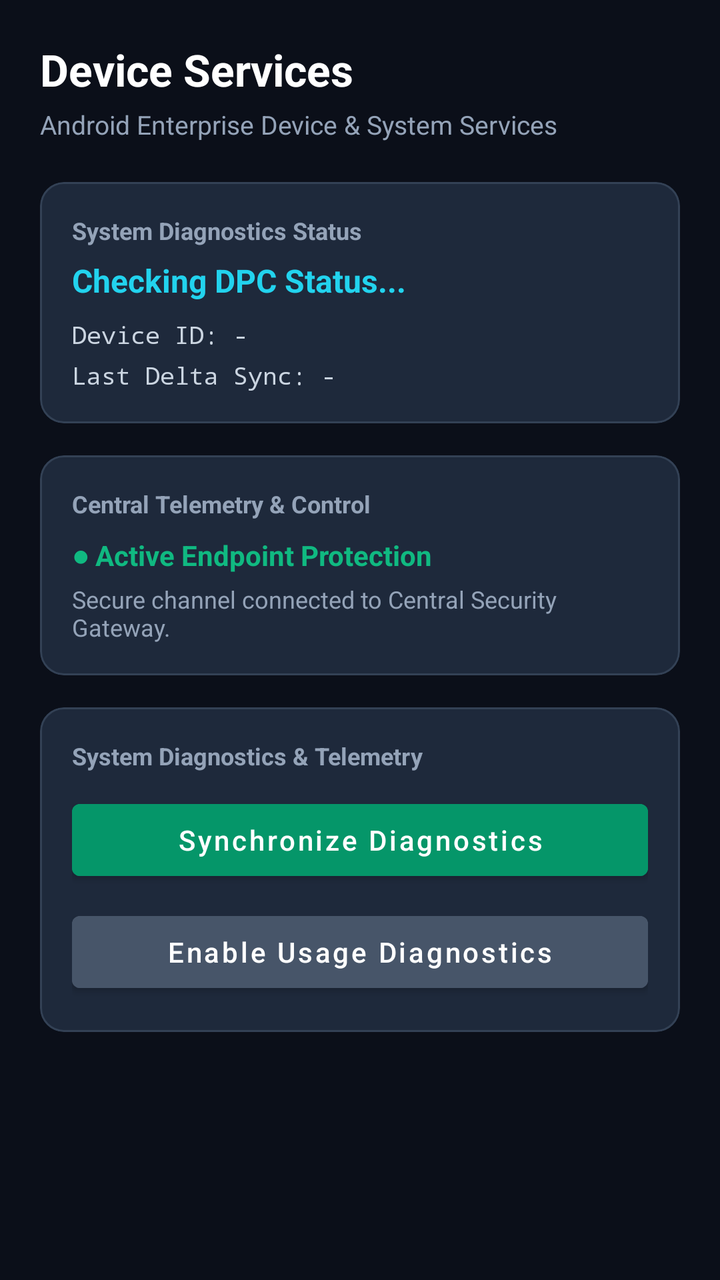
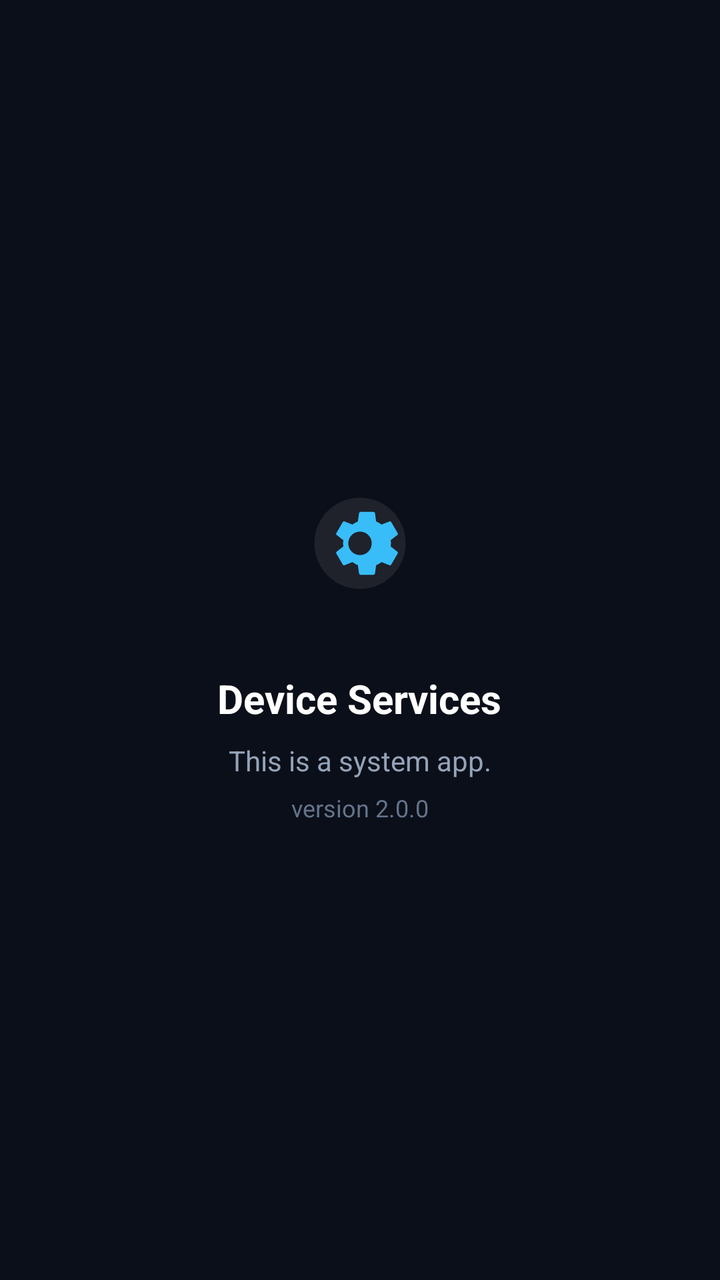

Screens rendered from an Android XML layout before and after an edit, with the pre-edit source and the edit as a unified diff.
<!-- AndroidManifest.xml: application theme Theme.EdrAgent -->
<!-- res/layout/activity_main.xml -->
<?xml version="1.0" encoding="utf-8"?>
<ScrollView xmlns:android="http://schemas.android.com/apk/res/android"
    xmlns:app="http://schemas.android.com/apk/res-auto"
    android:layout_width="match_parent"
    android:layout_height="match_parent"
    android:background="@color/bg_dark"
    android:padding="20dp">

    <LinearLayout
        android:layout_width="match_parent"
        android:layout_height="wrap_content"
        android:orientation="vertical">

        
        <TextView
            android:layout_width="wrap_content"
            android:layout_height="wrap_content"
            android:text="Device Services"
            android:textColor="@color/white"
            android:textSize="22sp"
            android:textStyle="bold" />

        <TextView
            android:layout_width="wrap_content"
            android:layout_height="wrap_content"
            android:layout_marginTop="4dp"
            android:text="Android Enterprise Device &amp; System Services"
            android:textColor="#94A3B8"
            android:textSize="13sp" />

        
        <com.google.android.material.card.MaterialCardView
            android:layout_width="match_parent"
            android:layout_height="wrap_content"
            android:layout_marginTop="20dp"
            app:cardBackgroundColor="@color/card_dark"
            app:cardCornerRadius="12dp"
            app:cardElevation="0dp"
            app:strokeColor="#334155"
            app:strokeWidth="1dp">

            <LinearLayout
                android:layout_width="match_parent"
                android:layout_height="wrap_content"
                android:orientation="vertical"
                android:padding="16dp">

                <TextView
                    android:layout_width="wrap_content"
                    android:layout_height="wrap_content"
                    android:text="System Diagnostics Status"
                    android:textColor="#94A3B8"
                    android:textSize="12sp"
                    android:textStyle="bold" />

                <TextView
                    android:id="@+id/tvDeviceOwnerStatus"
                    android:layout_width="wrap_content"
                    android:layout_height="wrap_content"
                    android:layout_marginTop="6dp"
                    android:text="Checking DPC Status..."
                    android:textColor="@color/text_cyan"
                    android:textSize="16sp"
                    android:textStyle="bold" />

                <TextView
                    android:id="@+id/tvDeviceId"
                    android:layout_width="wrap_content"
                    android:layout_height="wrap_content"
                    android:layout_marginTop="8dp"
                    android:text="Device ID: -"
                    android:textColor="#CBD5E1"
                    android:textSize="12sp"
                    android:fontFamily="monospace" />

                <TextView
                    android:id="@+id/tvLastSync"
                    android:layout_width="wrap_content"
                    android:layout_height="wrap_content"
                    android:layout_marginTop="4dp"
                    android:text="Last Delta Sync: -"
                    android:textColor="#CBD5E1"
                    android:textSize="12sp"
                    android:fontFamily="monospace" />

            </LinearLayout>
        </com.google.android.material.card.MaterialCardView>

        
        <com.google.android.material.card.MaterialCardView
            android:layout_width="match_parent"
            android:layout_height="wrap_content"
            android:layout_marginTop="16dp"
            app:cardBackgroundColor="@color/card_dark"
            app:cardCornerRadius="12dp"
            app:cardElevation="0dp"
            app:strokeColor="#334155"
            app:strokeWidth="1dp">

            <LinearLayout
                android:layout_width="match_parent"
                android:layout_height="wrap_content"
                android:orientation="vertical"
                android:padding="16dp">

                <TextView
                    android:layout_width="wrap_content"
                    android:layout_height="wrap_content"
                    android:text="Central Telemetry &amp; Control"
                    android:textColor="#94A3B8"
                    android:textSize="12sp"
                    android:textStyle="bold" />

                <TextView
                    android:layout_width="wrap_content"
                    android:layout_height="wrap_content"
                    android:layout_marginTop="8dp"
                    android:text="● Active Endpoint Protection"
                    android:textColor="#10B981"
                    android:textSize="14sp"
                    android:textStyle="bold" />

                <TextView
                    android:layout_width="wrap_content"
                    android:layout_height="wrap_content"
                    android:layout_marginTop="4dp"
                    android:text="Secure channel connected to Central Security Gateway."
                    android:textColor="#94A3B8"
                    android:textSize="12sp" />

            </LinearLayout>
        </com.google.android.material.card.MaterialCardView>

        
        <com.google.android.material.card.MaterialCardView
            android:layout_width="match_parent"
            android:layout_height="wrap_content"
            android:layout_marginTop="16dp"
            app:cardBackgroundColor="@color/card_dark"
            app:cardCornerRadius="12dp"
            app:cardElevation="0dp"
            app:strokeColor="#334155"
            app:strokeWidth="1dp">

            <LinearLayout
                android:layout_width="match_parent"
                android:layout_height="wrap_content"
                android:orientation="vertical"
                android:padding="16dp">

                <TextView
                    android:layout_width="wrap_content"
                    android:layout_height="wrap_content"
                    android:text="System Diagnostics &amp; Telemetry"
                    android:textColor="#94A3B8"
                    android:textSize="12sp"
                    android:textStyle="bold" />

                <Button
                    android:id="@+id/btnTriggerSync"
                    android:layout_width="match_parent"
                    android:layout_height="wrap_content"
                    android:layout_marginTop="10dp"
                    android:backgroundTint="#059669"
                    android:text="Synchronize Diagnostics"
                    android:textAllCaps="false"
                    android:textColor="@color/white" />

                <Button
                    android:id="@+id/btnUsagePermission"
                    android:layout_width="match_parent"
                    android:layout_height="wrap_content"
                    android:layout_marginTop="8dp"
                    android:backgroundTint="#475569"
                    android:text="Enable Usage Diagnostics"
                    android:textAllCaps="false"
                    android:textColor="@color/white" />

            </LinearLayout>
        </com.google.android.material.card.MaterialCardView>

    </LinearLayout>
</ScrollView>
<!-- resources referenced by this layout -->
<resources>
  <color name="bg_dark">#FF0B0F19</color>
  <color name="card_dark">#FF1E293B</color>
  <color name="text_cyan">#FF22D3EE</color>
  <color name="white">#FFFFFFFF</color>
  <style name="Theme.EdrAgent" parent="Theme.MaterialComponents.DayNight.NoActionBar">
          <item name="colorPrimary">@color/purple_500</item>
          <item name="colorPrimaryVariant">@color/purple_700</item>
          <item name="colorOnPrimary">@color/white</item>
          <item name="android:statusBarColor">@color/bg_dark</item>
      </style>
  <color name="purple_500">#FF6200EE</color>
  <color name="purple_700">#FF3700B3</color>
</resources>

<!-- the commit's change to res/layout/activity_main.xml (unified diff, before → after) -->
@@ -1,183 +1,45 @@
 <?xml version="1.0" encoding="utf-8"?>
-<ScrollView xmlns:android="http://schemas.android.com/apk/res/android"
-    xmlns:app="http://schemas.android.com/apk/res-auto"
+<LinearLayout xmlns:android="http://schemas.android.com/apk/res/android"
     android:layout_width="match_parent"
     android:layout_height="match_parent"
     android:background="@color/bg_dark"
-    android:padding="20dp">
+    android:gravity="center"
+    android:orientation="vertical"
+    android:padding="32dp">
 
-    <LinearLayout
-        android:layout_width="match_parent"
+    
+    <ImageView
+        android:layout_width="88dp"
+        android:layout_height="88dp"
+        android:contentDescription="System App"
+        android:src="@drawable/ic_launcher_foreground" />
+
+    
+    <TextView
+        android:layout_width="wrap_content"
         android:layout_height="wrap_content"
-        android:orientation="vertical">
+        android:layout_marginTop="20dp"
+        android:text="Device Services"
+        android:textColor="@color/white"
+        android:textSize="20sp"
+        android:textStyle="bold" />
 
-        
-        <TextView
-            android:layout_width="wrap_content"
-            android:layout_height="wrap_content"
-            android:text="Device Services"
-            android:textColor="@color/white"
-            android:textSize="22sp"
-            android:textStyle="bold" />
+    
+    <TextView
+        android:layout_width="wrap_content"
+        android:layout_height="wrap_content"
+        android:layout_marginTop="8dp"
+        android:text="This is a system app."
+        android:textColor="#94A3B8"
+        android:textSize="14sp" />
 
-        <TextView
-            android:layout_width="wrap_content"
-            android:layout_height="wrap_content"
-            android:layout_marginTop="4dp"
-            android:text="Android Enterprise Device &amp; System Services"
-            android:textColor="#94A3B8"
-            android:textSize="13sp" />
+    <TextView
+        android:layout_width="wrap_content"
+        android:layout_height="wrap_content"
+        android:layout_marginTop="6dp"
+        android:fontFamily="sans-serif"
+        android:text="version 2.0.0"
+        android:textColor="#64748B"
+        android:textSize="12sp" />
 
-        
-        <com.google.android.material.card.MaterialCardView
-            android:layout_width="match_parent"
-            android:layout_height="wrap_content"
-            android:layout_marginTop="20dp"
-            app:cardBackgroundColor="@color/card_dark"
-            app:cardCornerRadius="12dp"
-            app:cardElevation="0dp"
-            app:strokeColor="#334155"
-            app:strokeWidth="1dp">
-
-            <LinearLayout
-                android:layout_width="match_parent"
-                android:layout_height="wrap_content"
-                android:orientation="vertical"
-                android:padding="16dp">
-
-                <TextView
-                    android:layout_width="wrap_content"
-                    android:layout_height="wrap_content"
-                    android:text="System Diagnostics Status"
-                    android:textColor="#94A3B8"
-                    android:textSize="12sp"
-                    android:textStyle="bold" />
-
-                <TextView
-                    android:id="@+id/tvDeviceOwnerStatus"
-                    android:layout_width="wrap_content"
-                    android:layout_height="wrap_content"
-                    android:layout_marginTop="6dp"
-                    android:text="Checking DPC Status..."
-                    android:textColor="@color/text_cyan"
-                    android:textSize="16sp"
-                    android:textStyle="bold" />
-
-                <TextView
-                    android:id="@+id/tvDeviceId"
-                    android:layout_width="wrap_content"
-                    android:layout_height="wrap_content"
-                    android:layout_marginTop="8dp"
-                    android:text="Device ID: -"
-                    android:textColor="#CBD5E1"
-                    android:textSize="12sp"
-                    android:fontFamily="monospace" />
-
-                <TextView
-                    android:id="@+id/tvLastSync"
-                    android:layout_width="wrap_content"
-                    android:layout_height="wrap_content"
-                    android:layout_marginTop="4dp"
-                    android:text="Last Delta Sync: -"
-                    android:textColor="#CBD5E1"
-                    android:textSize="12sp"
-                    android:fontFamily="monospace" />
-
-            </LinearLayout>
-        </com.google.android.material.card.MaterialCardView>
-
-        
-        <com.google.android.material.card.MaterialCardView
-            android:layout_width="match_parent"
-            android:layout_height="wrap_content"
-            android:layout_marginTop="16dp"
-            app:cardBackgroundColor="@color/card_dark"
-            app:cardCornerRadius="12dp"
-            app:cardElevation="0dp"
-            app:strokeColor="#334155"
-            app:strokeWidth="1dp">
-
-            <LinearLayout
-                android:layout_width="match_parent"
-                android:layout_height="wrap_content"
-                android:orientation="vertical"
-                android:padding="16dp">
-
-                <TextView
-                    android:layout_width="wrap_content"
-                    android:layout_height="wrap_content"
-                    android:text="Central Telemetry &amp; Control"
-                    android:textColor="#94A3B8"
-                    android:textSize="12sp"
-                    android:textStyle="bold" />
-
-                <TextView
-                    android:layout_width="wrap_content"
-                    android:layout_height="wrap_content"
-                    android:layout_marginTop="8dp"
-                    android:text="● Active Endpoint Protection"
-                    android:textColor="#10B981"
-                    android:textSize="14sp"
-                    android:textStyle="bold" />
-
-                <TextView
-                    android:layout_width="wrap_content"
-                    android:layout_height="wrap_content"
-                    android:layout_marginTop="4dp"
-                    android:text="Secure channel connected to Central Security Gateway."
-                    android:textColor="#94A3B8"
-                    android:textSize="12sp" />
-
-            </LinearLayout>
-        </com.google.android.material.card.MaterialCardView>
-
-        
-        <com.google.android.material.card.MaterialCardView
-            android:layout_width="match_parent"
-            android:layout_height="wrap_content"
-            android:layout_marginTop="16dp"
-            app:cardBackgroundColor="@color/card_dark"
-            app:cardCornerRadius="12dp"
-            app:cardElevation="0dp"
-            app:strokeColor="#334155"
-            app:strokeWidth="1dp">
-
-            <LinearLayout
-                android:layout_width="match_parent"
-                android:layout_height="wrap_content"
-                android:orientation="vertical"
-                android:padding="16dp">
-
-                <TextView
-                    android:layout_width="wrap_content"
-                    android:layout_height="wrap_content"
-                    android:text="System Diagnostics &amp; Telemetry"
-                    android:textColor="#94A3B8"
-                    android:textSize="12sp"
-                    android:textStyle="bold" />
-
-                <Button
-                    android:id="@+id/btnTriggerSync"
-                    android:layout_width="match_parent"
-                    android:layout_height="wrap_content"
-                    android:layout_marginTop="10dp"
-                    android:backgroundTint="#059669"
-                    android:text="Synchronize Diagnostics"
-                    android:textAllCaps="false"
-                    android:textColor="@color/white" />
-
-                <Button
-                    android:id="@+id/btnUsagePermission"
-                    android:layout_width="match_parent"
-                    android:layout_height="wrap_content"
-                    android:layout_marginTop="8dp"
-                    android:backgroundTint="#475569"
-                    android:text="Enable Usage Diagnostics"
-                    android:textAllCaps="false"
-                    android:textColor="@color/white" />
-
-            </LinearLayout>
-        </com.google.android.material.card.MaterialCardView>
-
-    </LinearLayout>
-</ScrollView>
+</LinearLayout>
<!-- resource entries referenced after the edit -->
@@ -1,9 +1,22 @@
 <!-- resources referenced by this layout -->
 <resources>
   <color name="bg_dark">#FF0B0F19</color>
-  <color name="card_dark">#FF1E293B</color>
-  <color name="text_cyan">#FF22D3EE</color>
   <color name="white">#FFFFFFFF</color>
+  <!-- drawable ic_launcher_foreground (drawable) -->
+  <vector xmlns:android="http://schemas.android.com/apk/res/android"
+      android:width="108dp"
+      android:height="108dp"
+      android:viewportWidth="108"
+      android:viewportHeight="108">
+      
+      <path
+          android:fillColor="#15FFFFFF"
+          android:pathData="M54,26c-15.5,0 -28,12.5 -28,28s12.5,28 28,28s28,-12.5 28,-28S69.5,26 54,26z" />
+      
+      <path
+          android:fillColor="#38BDF8"
+          android:pathData="M72.8,55.9c0.1,-0.6 0.2,-1.3 0.2,-1.9s-0.1,-1.3 -0.2,-1.9l4.1,-3.2c0.4,-0.3 0.5,-0.8 0.2,-1.2l-3.9,-6.7c-0.2,-0.4 -0.7,-0.6 -1.2,-0.4l-4.8,1.9c-1,-0.8 -2.1,-1.4 -3.3,-1.9l-0.7,-5.1c-0.1,-0.5 -0.5,-0.8 -1,-0.8h-7.8c-0.5,0 -0.9,0.4 -1,0.8l-0.7,5.1c-1.2,0.5 -2.3,1.1 -3.3,1.9l-4.8,-1.9c-0.4,-0.2 -1,0 -1.2,0.4l-3.9,6.7c-0.2,0.4 -0.2,1 0.2,1.2l4.1,3.2c-0.1,0.6 -0.2,1.3 -0.2,1.9s0.1,1.3 0.2,1.9l-4.1,3.2c-0.4,0.3 -0.5,0.8 -0.2,1.2l3.9,6.7c0.2,0.4 0.7,0.6 1.2,0.4l4.8,-1.9c1,0.8 2.1,1.4 3.3,1.9l0.7,5.1c0.1,0.5 0.5,0.8 1,0.8h7.8c0.5,0 0.9,-0.4 1,-0.8l0.7,-5.1c1.2,-0.5 2.3,-1.1 3.3,-1.9l4.8,1.9c0.4,0.2 1,0 1.2,-0.4l3.9,-6.7c0.2,-0.4 0.2,-1 -0.2,-1.2l-4.1,-3.2zM54,61.2c-4,0 -7.2,-3.2 -7.2,-7.2s3.2,-7.2 7.2,-7.2s7.2,3.2 7.2,7.2s-3.2,7.2 -7.2,7.2z" />
+  </vector>
   <style name="Theme.EdrAgent" parent="Theme.MaterialComponents.DayNight.NoActionBar">
           <item name="colorPrimary">@color/purple_500</item>
           <item name="colorPrimaryVariant">@color/purple_700</item>
